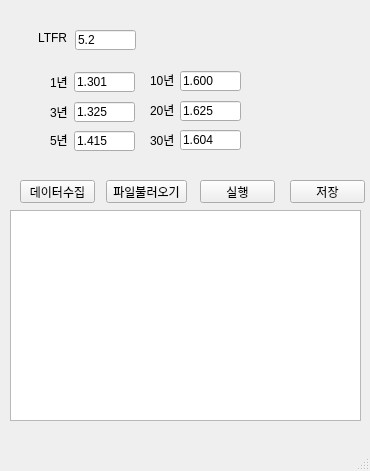
The window that ui/dbesg.ui (actuarial-tools/dbesg) describes before a commit, drawn with Qt 5.
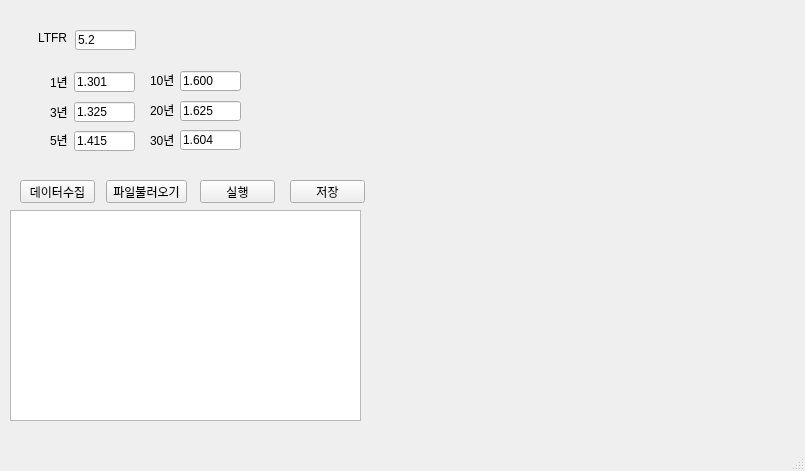
The same window after the commit.

Patch:
```diff
--- a/ui/dbesg.ui
+++ b/ui/dbesg.ui
@@ -6,7 +6,7 @@
    <rect>
     <x>0</x>
     <y>0</y>
-    <width>370</width>
+    <width>805</width>
     <height>471</height>
    </rect>
   </property>
@@ -258,6 +258,19 @@
      </rect>
     </property>
    </widget>
+   <widget class="QLabel" name="img_spot">
+    <property name="geometry">
+     <rect>
+      <x>380</x>
+      <y>10</y>
+      <width>411</width>
+      <height>411</height>
+     </rect>
+    </property>
+    <property name="text">
+     <string/>
+    </property>
+   </widget>
   </widget>
   <widget class="QMenuBar" name="menubar">
    <property name="geometry">
```
Left out of the diff: 2 changed lines with no effect on the pictures.
